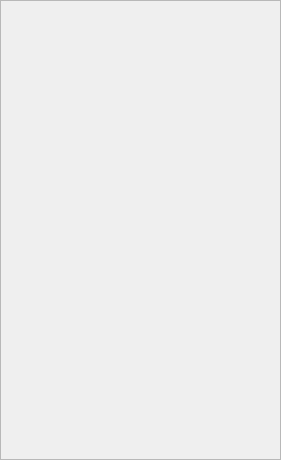
Old version of the form src/bin/scenarist-mobile/UserInterfaceLayer/Menu/MenuView.ui in the repository dimkanovikov/KITScenarist.
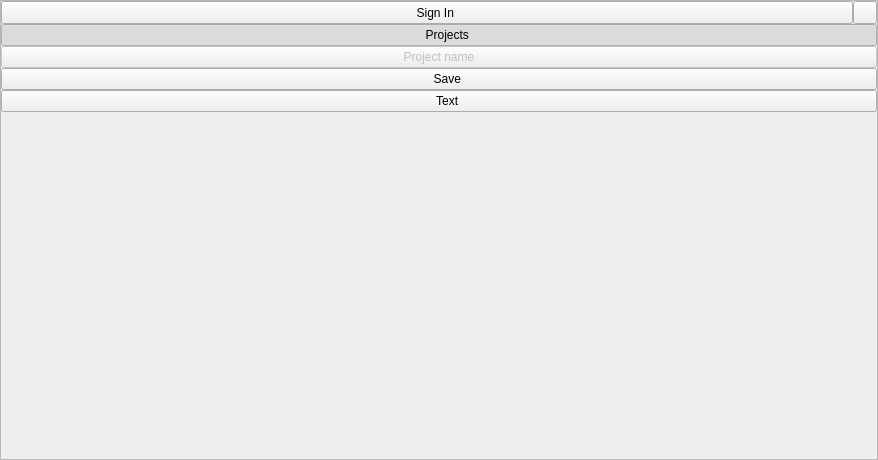
New version of the form. Icons and pictures are not drawn.

Patch:
```diff
--- a/src/bin/scenarist-mobile/UserInterfaceLayer/Menu/MenuView.ui
+++ b/src/bin/scenarist-mobile/UserInterfaceLayer/Menu/MenuView.ui
@@ -6,7 +6,7 @@
    <rect>
     <x>0</x>
     <y>0</y>
-    <width>281</width>
+    <width>878</width>
     <height>460</height>
    </rect>
   </property>
@@ -37,6 +37,143 @@
      <property name="frameShadow">
       <enum>QFrame::Raised</enum>
      </property>
+     <layout class="QVBoxLayout" name="verticalLayout_2">
+      <property name="spacing">
+       <number>0</number>
+      </property>
+      <property name="leftMargin">
+       <number>0</number>
+      </property>
+      <property name="topMargin">
+       <number>0</number>
+      </property>
+      <property name="rightMargin">
+       <number>0</number>
+      </property>
+      <property name="bottomMargin">
+       <number>0</number>
+      </property>
+      <item>
+       <widget class="QFrame" name="toolbar">
+        <layout class="QHBoxLayout" name="horizontalLayout">
+         <property name="spacing">
+          <number>0</number>
+         </property>
+         <property name="leftMargin">
+          <number>0</number>
+         </property>
+         <property name="topMargin">
+          <number>0</number>
+         </property>
+         <property name="rightMargin">
+          <number>0</number>
+         </property>
+         <property name="bottomMargin">
+          <number>0</number>
+         </property>
+         <item>
+          <widget class="QPushButton" name="signIn">
+           <property name="sizePolicy">
+            <sizepolicy hsizetype="Minimum" vsizetype="Preferred">
+             <horstretch>0</horstretch>
+             <verstretch>0</verstretch>
+            </sizepolicy>
+           </property>
+           <property name="text">
+            <string>     Sign In</string>
+           </property>
+           <property name="icon">
+            <iconset resource="../../../scenarist-core/Resources/Resources.qrc">
+             <normaloff>:/Graphics/Icons/Mobile/account.png</normaloff>:/Graphics/Icons/Mobile/account.png</iconset>
+           </property>
+          </widget>
+         </item>
+         <item>
+          <widget class="QToolButton" name="close">
+           <property name="text">
+            <string/>
+           </property>
+           <property name="icon">
+            <iconset resource="../../../scenarist-core/Resources/Resources.qrc">
+             <normaloff>:/Graphics/Icons/Mobile/chevron-left.png</normaloff>:/Graphics/Icons/Mobile/chevron-left.png</iconset>
+           </property>
+          </widget>
+         </item>
+        </layout>
+       </widget>
+      </item>
+      <item>
+       <widget class="QPushButton" name="projects">
+        <property name="text">
+         <string>     Projects</string>
+        </property>
+        <property name="icon">
+         <iconset resource="../../../scenarist-core/Resources/Resources.qrc">
+          <normaloff>:/Graphics/Icons/Mobile/apps.png</normaloff>:/Graphics/Icons/Mobile/apps.png</iconset>
+        </property>
+        <property name="checkable">
+         <bool>true</bool>
+        </property>
+        <property name="checked">
+         <bool>true</bool>
+        </property>
+       </widget>
+      </item>
+      <item>
+       <widget class="QPushButton" name="projectName">
+        <property name="enabled">
+         <bool>false</bool>
+        </property>
+        <property name="text">
+         <string>Project name</string>
+        </property>
+       </widget>
+      </item>
+      <item>
+       <widget class="QPushButton" name="projectSave">
+        <property name="text">
+         <string>     Save</string>
+        </property>
+        <property name="icon">
+         <iconset resource="../../../scenarist-core/Resources/Resources.qrc">
+          <normaloff>:/Graphics/Icons/Mobile/content-save.png</normaloff>:/Graphics/Icons/Mobile/content-save.png</iconset>
+        </property>
+        <property name="checkable">
+         <bool>false</bool>
+        </property>
+        <property name="checked">
+         <bool>false</bool>
+        </property>
+       </widget>
+      </item>
+      <item>
+       <widget class="QPushButton" name="projectText">
+        <property name="text">
+         <string>     Text</string>
+        </property>
+        <property name="icon">
+         <iconset resource="../../../scenarist-core/Resources/Resources.qrc">
+          <normaloff>:/Graphics/Icons/Mobile/script.png</normaloff>:/Graphics/Icons/Mobile/script.png</iconset>
+        </property>
+        <property name="checkable">
+         <bool>true</bool>
+        </property>
+       </widget>
+      </item>
+      <item>
+       <spacer name="verticalSpacer">
+        <property name="orientation">
+         <enum>Qt::Vertical</enum>
+        </property>
+        <property name="sizeHint" stdset="0">
+         <size>
+          <width>20</width>
+          <height>215</height>
+         </size>
+        </property>
+       </spacer>
+      </item>
+     </layout>
     </widget>
    </item>
   </layout>
```
Left out of the diff: 5 changed lines with no effect on the pictures.
